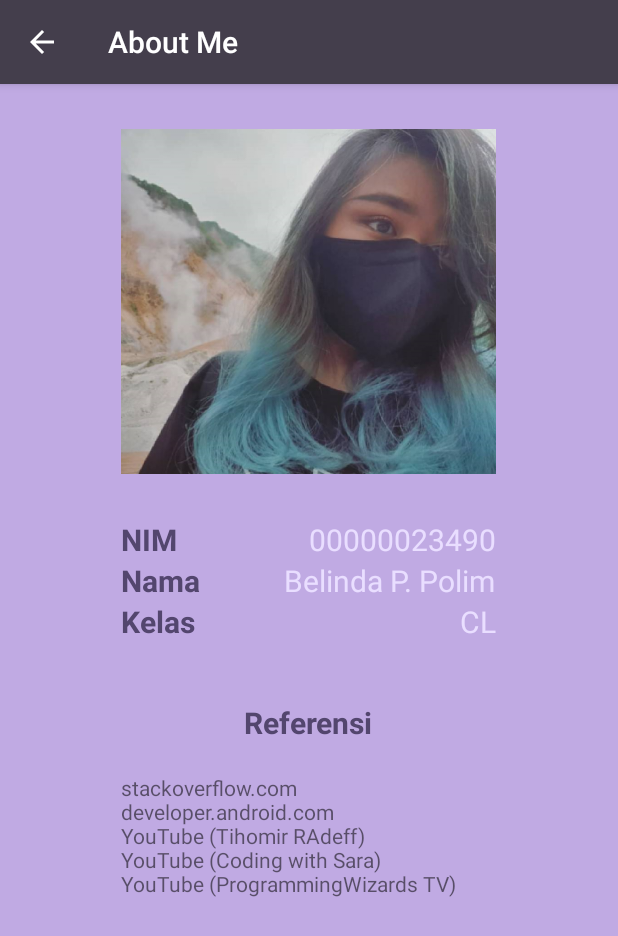
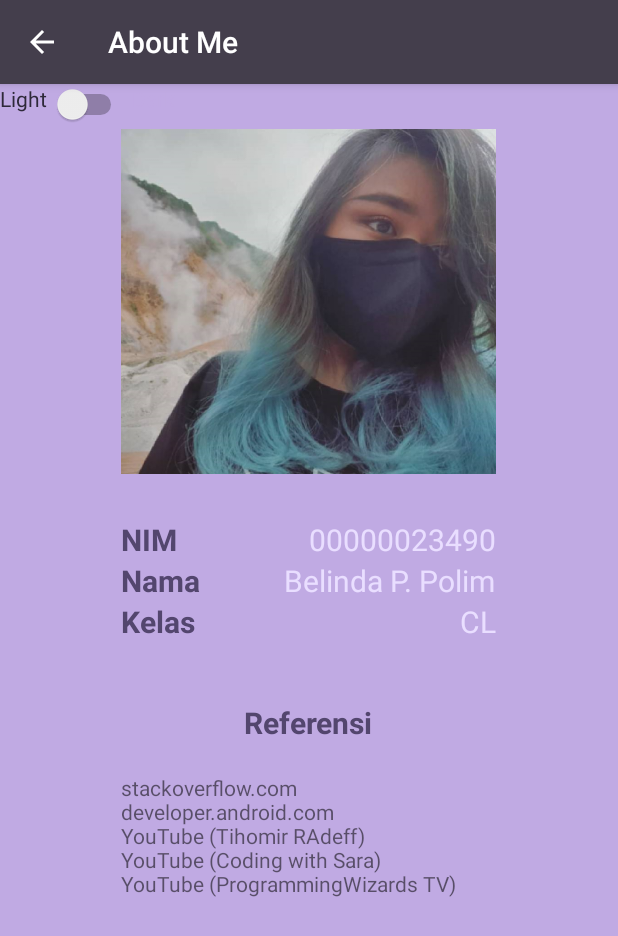
Before and after one commit to BelindaPolim/Mahasiswaque, an Android app: the Profile screen opened directly, with no data from a screen before it, on a phone screen of 412 x 824 dp. Shown: the top 936 px of the screen. Run offline under Robolectric (Android 15) with nearby library versions, the phone set to English and light mode, and no system bars.

Commit message:
banyak. pusing

```diff
--- a/app/src/main/java/id/ac/umn/mahasiswaque/Profile.java
+++ b/app/src/main/java/id/ac/umn/mahasiswaque/Profile.java
@@ -2,16 +2,42 @@ package id.ac.umn.mahasiswaque;
 
 import androidx.appcompat.app.AppCompatActivity;
 
+import android.graphics.Color;
 import android.os.Bundle;
 import android.view.Menu;
 import android.view.MenuItem;
+import android.view.View;
+import android.widget.Switch;
+import android.widget.Toast;
 
 public class Profile extends AppCompatActivity {
+    private Switch swOnOff;
+    View bgView;
 
     @Override
     protected void onCreate(Bundle savedInstanceState) {
         super.onCreate(savedInstanceState);
         setContentView(R.layout.activity_profile);
+
+        swOnOff = (Switch)findViewById(R.id.swOnOff);
+        bgView = findViewById(R.id.bgView);
+
+        swOnOff.setOnClickListener(new View.OnClickListener() {
+
+            @Override
+            public void onClick(View v) {
+                if(swOnOff.isChecked()){
+                    swOnOff.setChecked(true);
+                    bgView.setAlpha(1f);
+                    Toast.makeText(getApplicationContext(),"Dark mode",Toast.LENGTH_SHORT).show();
+                }
+                else {
+                    swOnOff.setChecked(false);
+                    bgView.setAlpha(0f);
+                    Toast.makeText(getApplicationContext(),"Light mode",Toast.LENGTH_SHORT).show();
+                }
+            }
+        });
 
         getSupportActionBar().setDisplayHomeAsUpEnabled(true);
     }
--- a/app/src/main/res/layout/activity_login.xml
+++ b/app/src/main/res/layout/activity_login.xml
@@ -21,6 +21,7 @@
         android:background="@color/colorAccent"
         android:drawableLeft="@drawable/user"
         android:hint="Username"
+        android:inputType="textPersonName"
         android:textColor="@color/colorPrimary"/>
     <EditText
         android:id="@+id/etPass"
@@ -29,7 +30,8 @@
         android:layout_marginTop="20dp"
         android:background="@color/colorAccent"
         android:drawableLeft="@drawable/pass"
-        android:hint="Password"/>
+        android:hint="Password"
+        android:inputType="textPassword"/>
     <Button
         android:id="@+id/btnLogin"
         android:layout_width="200dp"
--- a/app/src/main/res/layout/activity_profile.xml
+++ b/app/src/main/res/layout/activity_profile.xml
@@ -6,6 +6,34 @@
     android:layout_height="match_parent"
     android:layout_width="match_parent"
     android:background="@color/colorAccent">
+    <View
+        android:id="@+id/bgView"
+        android:background="@color/colorPrimaryDark"
+        android:alpha="0"
+        android:layout_width="match_parent"
+        android:layout_height="match_parent"/>
+    <TextView
+        android:id="@+id/light"
+        android:layout_width="wrap_content"
+        android:layout_height="wrap_content"
+        android:text="Light "
+        android:textColor="@color/colorPrimaryDark"/>
+
+    <Switch
+        android:id="@+id/swOnOff"
+        android:layout_width="wrap_content"
+        android:layout_height="wrap_content"
+        android:checked="false"
+        android:switchMinWidth="50dp"
+        android:layout_toRightOf="@+id/light"/>
+
+    <TextView
+        android:id="@+id/dark"
+        android:layout_width="wrap_content"
+        android:layout_height="wrap_content"
+        android:layout_toRightOf="@+id/swOnOff"
+        android:textColor="@color/colorAccent"
+        android:text=" Dark"/>
 
     <ImageView
         android:id="@+id/profPic"
--- /dev/null
+++ b/app/src/main/res/values-night/colors.xml
@@ -0,0 +1,7 @@
+<?xml version="1.0" encoding="utf-8"?>
+<resources>
+    <color name="colorPrimary">#363637</color>
+    <color name="colorPrimaryDark">#0A0A0B</color>
+    <color name="colorAccent">#2E2939</color>
+    <color name="pop">#FA433160</color>
+</resources>
--- a/app/src/main/res/values/colors.xml
+++ b/app/src/main/res/values/colors.xml
@@ -4,8 +4,4 @@
     <color name="colorPrimaryDark">#2E2939</color>
     <color name="colorAccent">#C0AAE3</color>
     <color name="pop">#ECA395</color>
-
-    <color name="color_preloader_start">#fdb6b6</color>
-    <color name="color_preloader_center">#fdb6b6</color>
-    <color name="color_preloader_end">#ffffff</color>
 </resources>
--- a/app/src/main/res/values/styles.xml
+++ b/app/src/main/res/values/styles.xml
@@ -1,7 +1,7 @@
 <resources>
 
     <!-- Base application theme. -->
-    <style name="AppTheme" parent="Theme.AppCompat.Light.DarkActionBar">
+    <style name="AppTheme" parent="Theme.AppCompat.DayNight.DarkActionBar">
         <!-- Customize your theme here. -->
         <item name="colorPrimary">@color/colorPrimary</item>
         <item name="colorPrimaryDark">@color/colorPrimaryDark</item>
```
Also changed, not shown: app/src/main/res/drawable/my_drawable.xml (deleted, +0 -25 lines).
